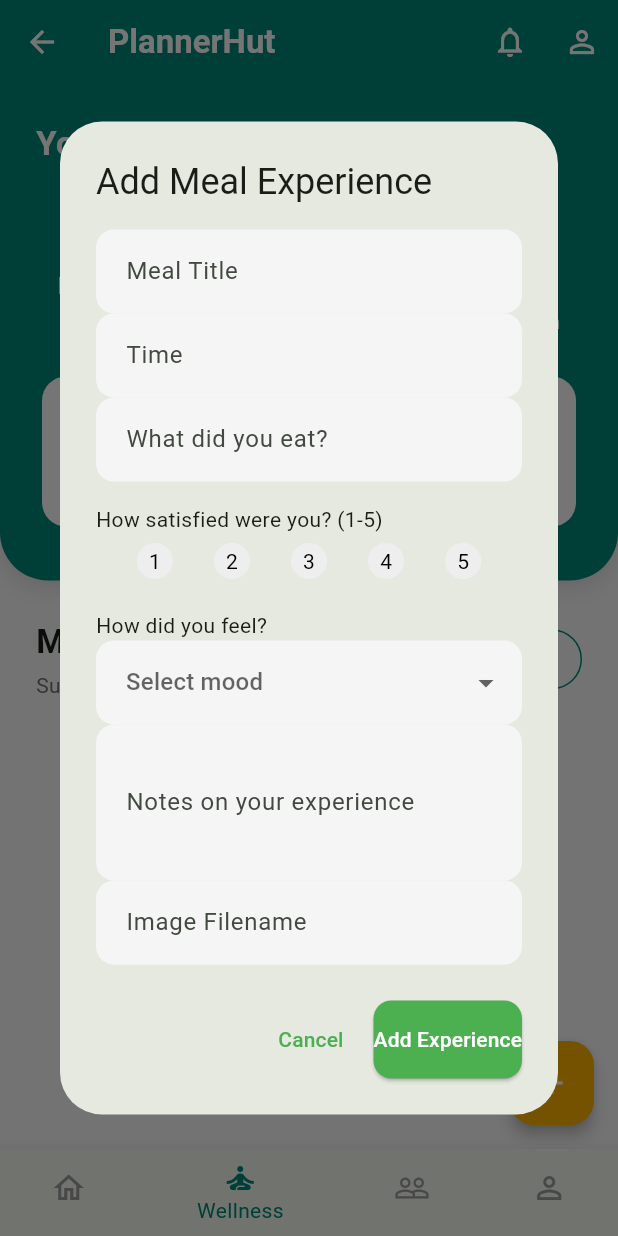
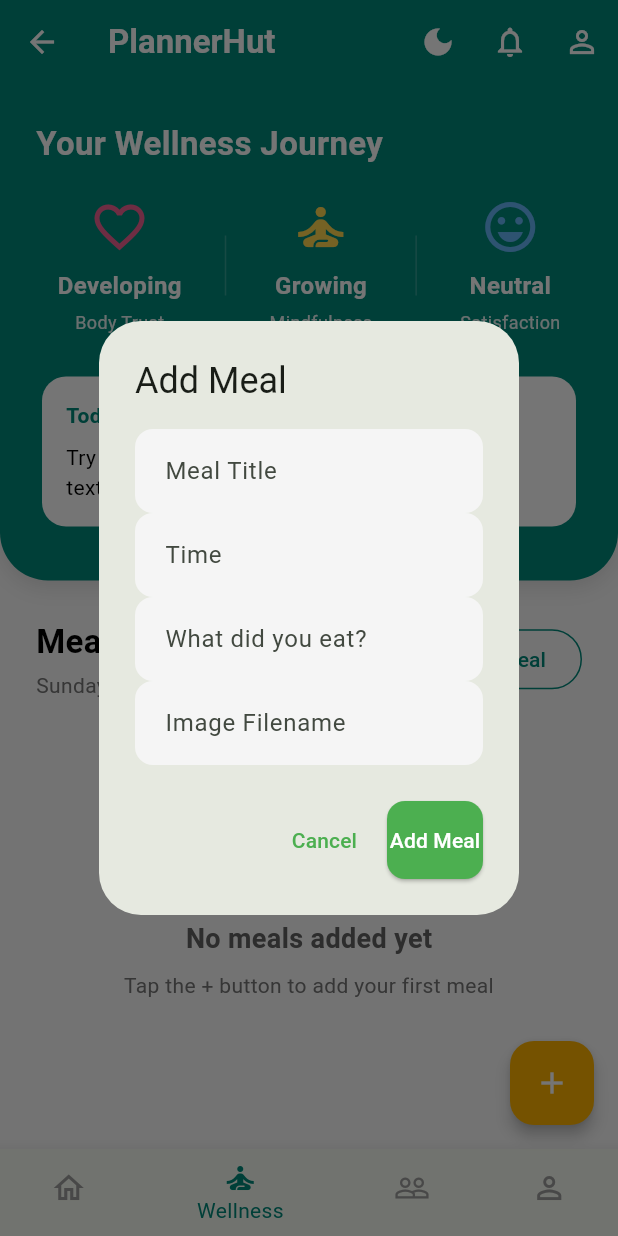
Before and after one commit to reymartjohneva/meal_planner, a Flutter app: the HomeScreen screen opened by its route, item 2 of the bottom bar chosen, after a tap on "Add Meal", on a phone screen of 412 x 824 dp. Run offline on Flutter 3.47's test engine with Material 3 defaults, Android fonts, the phone set to English and light mode, and no system bars; our stand-ins replace firebase_auth, firebase_core; accounts and stored records are empty.

Commit message:
feat: revised add meal functionality and added dark/light mode

```diff
--- a/lib/pages/home_screen.dart
+++ b/lib/pages/home_screen.dart
@@ -12,6 +12,7 @@ class HomeScreen extends StatefulWidget {
 
 class _HomeScreenState extends State<HomeScreen> {
   int _currentIndex = 0;
+  bool _isDarkMode = false; // Track dark mode state
 
   // Empty meal journal list
   final List<Map<String, dynamic>> _mealJournal = [];
@@ -21,22 +22,23 @@ class _HomeScreenState extends State<HomeScreen> {
     'Stressed', 'Anxious', 'Tired', 'Joyful', 'Rushed'
   ];
 
+  void _toggleTheme() {
+    setState(() {
+      _isDarkMode = !_isDarkMode;
+    });
+  }
+
   void _addMeal() {
     final _titleController = TextEditingController();
     final _timeController = TextEditingController();
     final _mealController = TextEditingController();
-    final _notesController = TextEditingController();
     final _imageController = TextEditingController();
-    int? _satisfactionValue;
-    String? _selectedMood;
 
     showDialog(
       context: context,
       builder: (context) {
-        return StatefulBuilder(
-          builder: (context, setState) {
         return AlertDialog(
-              title: const Text('Add Meal Experience'),
+          title: const Text('Add Meal'),
           content: SingleChildScrollView(
             child: Column(
               crossAxisAlignment: CrossAxisAlignment.start,
@@ -52,63 +54,6 @@ class _HomeScreenState extends State<HomeScreen> {
                 TextField(
                   controller: _mealController,
                   decoration: const InputDecoration(labelText: 'What did you eat?'),
-                    ),
-                    const SizedBox(height: 15),
-                    const Text('How satisfied were you? (1-5)'),
-                    Row(
-                      mainAxisAlignment: MainAxisAlignment.spaceEvenly,
-                      children: List.generate(5, (index) {
-                        return GestureDetector(
-                          onTap: () {
-                            setState(() {
-                              _satisfactionValue = index + 1;
-                            });
-                          },
-                          child: Container(
-                            padding: const EdgeInsets.all(8),
-                            decoration: BoxDecoration(
-                              shape: BoxShape.circle,
-                              color: _satisfactionValue == index + 1
-                                  ? Colors.teal.shade300
-                                  : Colors.grey.shade200,
-                            ),
-                            child: Text(
-                              '${index + 1}',
-                              style: TextStyle(
-                                color: _satisfactionValue == index + 1
-                                    ? Colors.white
-                                    : Colors.black,
-                              ),
-                            ),
-                          ),
-                        );
-                      }),
-                    ),
-                    const SizedBox(height: 15),
-                    const Text('How did you feel?'),
-                    DropdownButtonFormField<String>(
-                      value: _selectedMood,
-                      hint: const Text('Select mood'),
-                      onChanged: (String? newValue) {
-                        setState(() {
-                          _selectedMood = newValue;
-                        });
-                      },
-                      items: _moodOptions
-                          .map<DropdownMenuItem<String>>((String value) {
-                        return DropdownMenuItem<String>(
-                          value: value,
-                          child: Text(value),
-                        );
-                      }).toList(),
-                    ),
-                    TextField(
-                      controller: _notesController,
-                      maxLines: 3,
-                      decoration: const InputDecoration(
-                        labelText: 'Notes on your experience',
-                        hintText: 'How did the meal make you feel?',
-                      ),
                 ),
                 TextField(
                   controller: _imageController,
@@ -132,9 +77,6 @@ class _HomeScreenState extends State<HomeScreen> {
                       'title': _titleController.text,
                       'time': _timeController.text,
                       'meal': _mealController.text,
-                          'satisfaction': _satisfactionValue,
-                          'mood': _selectedMood,
-                          'notes': _notesController.text,
                       'image': _imageController.text.isNotEmpty
                           ? _imageController.text
                           : 'default_meal.png',
@@ -144,11 +86,9 @@ class _HomeScreenState extends State<HomeScreen> {
                   Navigator.pop(context);
                 }
               },
-                  child: const Text('Add Experience'),
+              child: const Text('Add Meal'),
             ),
           ],
-            );
-          },
         );
       },
     );
@@ -277,9 +217,13 @@ class _HomeScreenState extends State<HomeScreen> {
     final loggedCount = _getLoggedCount();
     final today = DateFormat('EEEE, MMMM d, y').format(DateTime.now());
 
-    final primaryColor = Colors.teal.shade600;
-    final secondaryColor = Colors.amber.shade600;
-    final backgroundColor = Colors.grey.shade50;
+    // Theme colors based on dark mode state
+    final primaryColor = _isDarkMode ? Colors.teal.shade300 : Colors.teal.shade600;
+    final secondaryColor = _isDarkMode ? Colors.amber.shade400 : Colors.amber.shade600;
+    final backgroundColor = _isDarkMode ? Colors.grey.shade900 : Colors.grey.shade50;
+    final cardColor = _isDarkMode ? Colors.grey.shade800 : Colors.white;
+    final textColor = _isDarkMode ? Colors.white : Colors.black;
+    final subtitleColor = _isDarkMode ? Colors.grey.shade300 : Colors.grey.shade600;
 
     return Scaffold(
       backgroundColor: backgroundColor,
@@ -290,6 +234,12 @@ class _HomeScreenState extends State<HomeScreen> {
         foregroundColor: Colors.white,
         elevation: 0,
         actions: [
+          // Theme toggle button
+          IconButton(
+            icon: Icon(_isDarkMode ? Icons.light_mode : Icons.dark_mode),
+            onPressed: _toggleTheme,
+            tooltip: _isDarkMode ? 'Switch to Light Mode' : 'Switch to Dark Mode',
+          ),
           IconButton(
             icon: const Icon(Icons.notifications_outlined),
             onPressed: () {},
@@ -308,19 +258,19 @@ class _HomeScreenState extends State<HomeScreen> {
       body: SingleChildScrollView(
         child: Column(
           children: [
-            _buildWellnessInsights(primaryColor, secondaryColor),
+            _buildWellnessInsights(primaryColor, secondaryColor, textColor),
             const SizedBox(height: 25),
-            _buildHeader(today, primaryColor),
+            _buildHeader(today, primaryColor, textColor, subtitleColor),
             const SizedBox(height: 10),
             _mealJournal.isEmpty
-                ? _buildEmptyState()
+                ? _buildEmptyState(subtitleColor)
                 : ListView.builder(
               shrinkWrap: true,
               physics: const NeverScrollableScrollPhysics(),
               itemCount: _mealJournal.length,
               itemBuilder: (context, index) {
                 final meal = _mealJournal[index];
-                return _buildMealCard(index, meal, primaryColor);
+                return _buildMealCard(index, meal, primaryColor, cardColor, textColor, subtitleColor);
               },
             ),
             const SizedBox(height: 20),
@@ -336,7 +286,8 @@ class _HomeScreenState extends State<HomeScreen> {
       bottomNavigationBar: BottomNavigationBar(
         currentIndex: _currentIndex,
         selectedItemColor: primaryColor,
-        unselectedItemColor: Colors.grey.shade500,
+        unselectedItemColor: _isDarkMode ? Colors.grey.shade400 : Colors.grey.shade500,
+        backgroundColor: _isDarkMode ? Colors.grey.shade900 : Colors.white,
         onTap: (index) => setState(() => _currentIndex = index),
         items: const [
           BottomNavigationBarItem(icon: Icon(Icons.home_outlined), label: 'Journal'),
@@ -348,7 +299,7 @@ class _HomeScreenState extends State<HomeScreen> {
     );
   }
 
-  Widget _buildEmptyState() {
+  Widget _buildEmptyState(Color subtitleColor) {
     return Container(
       padding: const EdgeInsets.symmetric(vertical: 40, horizontal: 24),
       child: Column(
@@ -356,7 +307,7 @@ class _HomeScreenState extends State<HomeScreen> {
           Icon(
               Icons.restaurant_outlined,
               size: 80,
-              color: Colors.grey.shade400
+              color: _isDarkMode ? Colors.grey.shade600 : Colors.grey.shade400
           ),
           const SizedBox(height: 16),
           Text(
@@ -364,15 +315,15 @@ class _HomeScreenState extends State<HomeScreen> {
             style: TextStyle(
               fontSize: 18,
               fontWeight: FontWeight.bold,
-              color: Colors.grey.shade700,
+              color: _isDarkMode ? Colors.grey.shade300 : Colors.grey.shade700,
             ),
           ),
           const SizedBox(height: 8),
           Text(
-            'Tap the + button to add your first meal experience',
+            'Tap the + button to add your first meal',
             textAlign: TextAlign.center,
             style: TextStyle(
-              color: Colors.grey.shade600,
+              color: subtitleColor,
             ),
           ),
         ],
@@ -380,7 +331,7 @@ class _HomeScreenState extends State<HomeScreen> {
     );
   }
 
-  Widget _buildWellnessInsights(Color primaryColor, Color secondaryColor) {
+  Widget _buildWellnessInsights(Color primaryColor, Color secondaryColor, Color textColor) {
     return Container(
       padding: const EdgeInsets.fromLTRB(24, 24, 24, 32),
       decoration: BoxDecoration(
@@ -418,7 +369,7 @@ class _HomeScreenState extends State<HomeScreen> {
           ),
           const SizedBox(height: 24),
           Card(
-            color: Colors.white,
+            color: _isDarkMode ? Colors.grey.shade800 : Colors.white,
             elevation: 0,
             shape: RoundedRectangleBorder(
               borderRadius: BorderRadius.circular(16),
@@ -436,9 +387,12 @@ class _HomeScreenState extends State<HomeScreen> {
                     ),
                   ),
                   const SizedBox(height: 8),
-                  const Text(
+                  Text(
                     'Try to eat mindfully today. Notice the tastes, textures, and feelings during your meals.',
-                    style: TextStyle(fontSize: 14),
+                    style: TextStyle(
+                      fontSize: 14,
+                      color: textColor,
+                    ),
                   ),
                 ],
               ),
@@ -449,7 +403,7 @@ class _HomeScreenState extends State<HomeScreen> {
     );
   }
 
-  Widget _buildHeader(String today, Color primaryColor) {
+  Widget _buildHeader(String today, Color primaryColor, Color textColor, Color subtitleColor) {
     return Padding(
       padding: const EdgeInsets.symmetric(horizontal: 24),
       child: Row(
@@ -458,9 +412,19 @@ class _HomeScreenState extends State<HomeScreen> {
           Column(
             crossAxisAlignment: CrossAxisAlignment.start,
             children: [
-              const Text('Meal Journal', style: TextStyle(fontWeight: FontWeight.bold, fontSize: 22)),
+              Text(
+                  'Meal Journal',
+                  style: TextStyle(
+                    fontWeight: FontWeight.bold,
+                    fontSize: 22,
+                    color: textColor,
+                  )
+              ),
               const SizedBox(height: 4),
-              Text(today, style: TextStyle(color: Colors.grey.shade600)),
+              Text(
+                  today,
+                  style: TextStyle(color: subtitleColor)
+              ),
             ],
           ),
           OutlinedButton.icon(
@@ -477,7 +441,7 @@ class _HomeScreenState extends State<HomeScreen> {
     );
   }
 
-  Widget _buildMealCard(int index, Map<String, dynamic> meal, Color primaryColor) {
+  Widget _buildMealCard(int index, Map<String, dynamic> meal, Color primaryColor, Color cardColor, Color textColor, Color subtitleColor) {
     final isLogged = meal['logged'] == true;
 
     // Icon and color for satisfaction rating
@@ -503,10 +467,11 @@ class _HomeScreenState extends State<HomeScreen> {
     return Card(
       margin: const EdgeInsets.symmetric(horizontal: 24, vertical: 8),
       elevation: 2,
+      color: cardColor,
       shape: RoundedRectangleBorder(
         borderRadius: BorderRadius.circular(16),
         side: BorderSide(
-          color: isLogged ? Colors.teal.shade200 : Colors.grey.shade300,
+          color: isLogged ? Colors.teal.shade200 : _isDarkMode ? Colors.grey.shade700 : Colors.grey.shade300,
           width: isLogged ? 2 : 1,
         ),
       ),
@@ -517,16 +482,29 @@ class _HomeScreenState extends State<HomeScreen> {
               radius: 30,
               backgroundImage: AssetImage('assets/images/${meal['image']}'),
             ),
-            title: Text(meal['title'], style: TextStyle(fontWeight: FontWeight.bold)),
+            title: Text(
+                meal['title'],
+                style: TextStyle(
+                  fontWeight: FontWeight.bold,
+                  color: textColor,
+                )
+            ),
             subtitle: Column(
               crossAxisAlignment: CrossAxisAlignment.start,
               children: [
-                Text('${meal['time']} - ${meal['meal']}'),
+                Text(
+                  '${meal['time']} - ${meal['meal']}',
+                  style: TextStyle(color: subtitleColor),
+                ),
                 if (isLogged && meal['mood'] != null)
                   Padding(
                     padding: const EdgeInsets.only(top: 4),
-                    child: Text('Mood: ${meal['mood']}',
-                      style: TextStyle(fontStyle: FontStyle.italic),
+                    child: Text(
+                      'Mood: ${meal['mood']}',
+                      style: TextStyle(
+                        fontStyle: FontStyle.italic,
+                        color: subtitleColor,
+                      ),
                     ),
                   ),
               ],
@@ -552,12 +530,12 @@ class _HomeScreenState extends State<HomeScreen> {
               child: Column(
                 crossAxisAlignment: CrossAxisAlignment.start,
                 children: [
-                  const Divider(),
+                  Divider(color: _isDarkMode ? Colors.grey.shade700 : Colors.grey.shade300),
                   Text(
                     '${meal['notes']}',
                     style: TextStyle(
                       fontStyle: FontStyle.italic,
-                      color: Colors.grey.shade700,
+                      color: subtitleColor,
                       fontSize: 13,
                     ),
                   ),
@@ -570,11 +548,16 @@ class _HomeScreenState extends State<HomeScreen> {
   }
 
   void _showMealDetails(Map<String, dynamic> meal) {
+    final textColor = _isDarkMode ? Colors.white : Colors.black;
+    final cardColor = _isDarkMode ? Colors.grey.shade800 : Colors.white;
+    final backgroundColor = _isDarkMode ? Colors.grey.shade900 : Colors.grey.shade100;
+
     showDialog(
       context: context,
       builder: (context) {
         return AlertDialog(
-          title: Text(meal['title']),
+          backgroundColor: cardColor,
+          title: Text(meal['title'], style: TextStyle(color: textColor)),
           content: SingleChildScrollView(
             child: Column(
               crossAxisAlignment: CrossAxisAlignment.start,
@@ -593,22 +576,22 @@ class _HomeScreenState extends State<HomeScreen> {
                     ),
                   ),
                 const SizedBox(height: 16),
-                Text('Time: ${meal['time']}'),
-                Text('Food: ${meal['meal']}'),
+                Text('Time: ${meal['time']}', style: TextStyle(color: textColor)),
+                Text('Food: ${meal['meal']}', style: TextStyle(color: textColor)),
                 if (meal['satisfaction'] != null)
-                  Text('Satisfaction: ${meal['satisfaction']}/5'),
+                  Text('Satisfaction: ${meal['satisfaction']}/5', style: TextStyle(color: textColor)),
                 if (meal['mood'] != null)
-                  Text('Mood: ${meal['mood']}'),
+                  Text('Mood: ${meal['mood']}', style: TextStyle(color: textColor)),
                 if (meal['notes'] != null && meal['notes'].isNotEmpty) ...[
                   const SizedBox(height: 8),
-                  const Text('Notes:'),
+                  Text('Notes:', style: TextStyle(color: textColor)),
                   Container(
                     padding: const EdgeInsets.all(8),
                     decoration: BoxDecoration(
-                      color: Colors.grey.shade100,
+                      color: backgroundColor,
                       borderRadius: BorderRadius.circular(8),
                     ),
-                    child: Text(meal['notes']),
+                    child: Text(meal['notes'], style: TextStyle(color: textColor)),
                   ),
                 ],
               ],
@@ -617,7 +600,7 @@ class _HomeScreenState extends State<HomeScreen> {
           actions: [
             TextButton(
               onPressed: () => Navigator.pop(context),
-              child: const Text('Close'),
+              child: Text('Close', style: TextStyle(color: _isDarkMode ? Colors.teal.shade300 : Colors.teal.shade600)),
             ),
             if (!meal['logged'])
               ElevatedButton(
@@ -625,6 +608,9 @@ class _HomeScreenState extends State<HomeScreen> {
                   Navigator.pop(context);
                   _logMeal(_mealJournal.indexOf(meal));
                 },
+                style: ElevatedButton.styleFrom(
+                  backgroundColor: _isDarkMode ? Colors.teal.shade300 : Colors.teal.shade600,
+                ),
                 child: const Text('Log Meal'),
               ),
           ],
```
Lines whose indentation alone changed are shown as unchanged.
